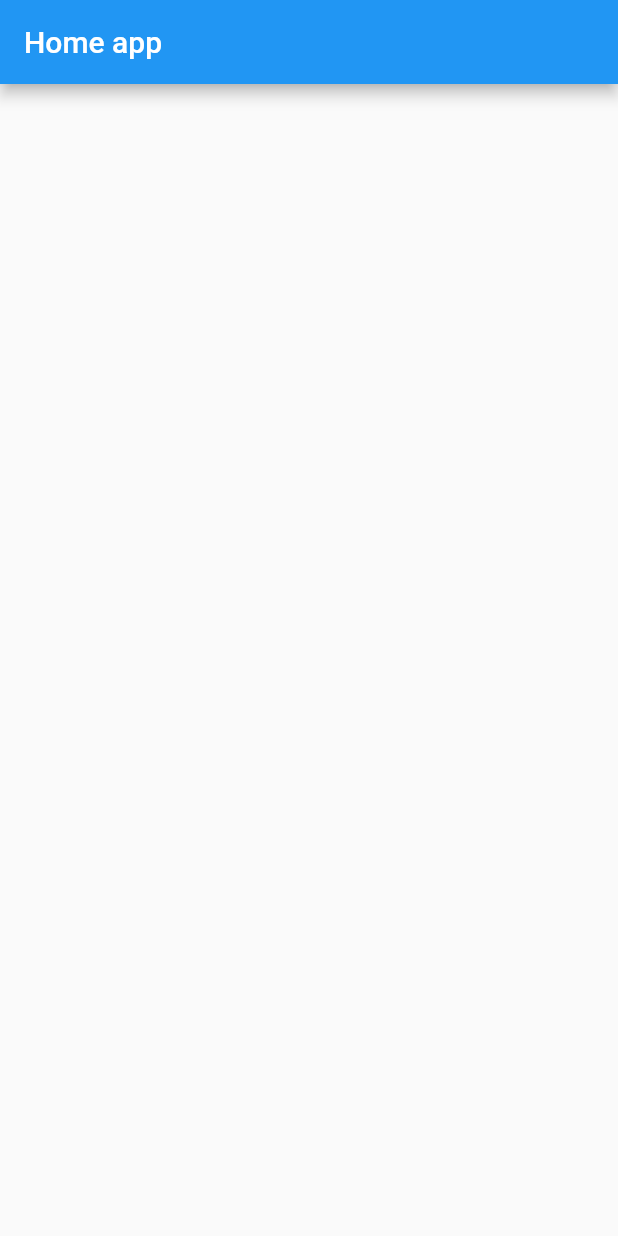
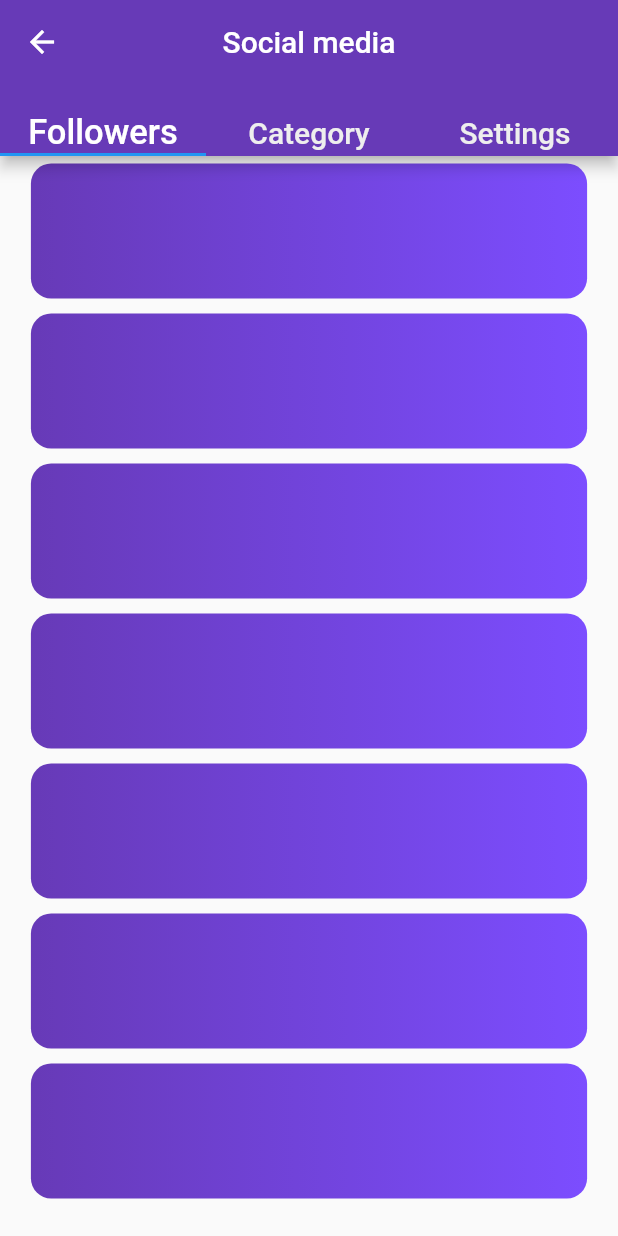
Before and after one commit to jeremiasramirez/flutter-followers-design, a Flutter app: the screen it shows after launch, on a phone screen of 412 x 824 dp. Run offline on Flutter 3.47's test engine with Material 2 defaults, Android fonts, the phone set to English and light mode, and no system bars; our stand-ins replace animate_do.

Commit message:
agredo de pagina para followowers

```diff
--- a/lib/pages/home.page.dart
+++ b/lib/pages/home.page.dart
@@ -1,4 +1,5 @@
 import 'package:flutter/material.dart';
+import 'package:flutter_follower_card/widgets/followers.widget.dart';
 
 class HomePage extends StatefulWidget {
   HomePageState createState() => new HomePageState();
@@ -7,7 +8,39 @@ class HomePage extends StatefulWidget {
 class HomePageState extends State<HomePage> {
   Widget build(context) {
     return MaterialApp(
-        debugShowCheckedModeBanner: false,
-        home: Scaffold(appBar: AppBar(title: Text("Home app"))));
+      debugShowCheckedModeBanner: false,
+      home: DefaultTabController(
+        length: 3,
+        child: Scaffold(
+          appBar: AppBar(
+            centerTitle: true,
+            title: Text("Social media"),
+            backgroundColor: Colors.deepPurple,
+            leading: FlatButton(
+                onPressed: () {},
+                child: Icon(Icons.arrow_back, color: Colors.white)),
+            bottom: TabBar(
+              tabs: [
+                Text(
+                  "Followers",
+                  style: TextStyle(fontSize: 23, color: Colors.white),
+                ),
+                Text(
+                  "Category",
+                  style: TextStyle(fontSize: 20, color: Colors.grey[200]),
+                ),
+                Text(
+                  "Settings",
+                  style: TextStyle(fontSize: 20, color: Colors.grey[200]),
+                )
+              ],
+            ),
+          ),
+          body: TabBarView(
+            children: [Followers(), Text("Dato 2"), Text("Dato 3")],
+          ),
+        ),
+      ),
+    );
   }
 }
--- /dev/null
+++ b/lib/widgets/followers.widget.dart
@@ -0,0 +1,34 @@
+import 'package:flutter/material.dart';
+
+class Followers extends StatefulWidget {
+  FollowersState createState() => new FollowersState();
+}
+
+class FollowersState extends State<Followers> {
+  Widget build(context) {
+    return ListView(physics: BouncingScrollPhysics(), children: [
+      this.follower("First", 1),
+      this.follower("First", 1),
+      this.follower("First", 1),
+      this.follower("First", 1),
+      this.follower("First", 1),
+      this.follower("First", 1),
+      this.follower("First", 1),
+    ]);
+  }
+
+  Widget follower(String name, int ranking) {
+    return Transform.scale(
+        scale: .9,
+        child: Container(
+          width: 310,
+          height: 100,
+          decoration: BoxDecoration(
+              gradient: LinearGradient(
+                  colors: [Colors.deepPurple, Colors.deepPurpleAccent]),
+              borderRadius: BorderRadius.circular(15),
+              color: Colors.amber),
+          // child: Column(children: [])
+        ));
+  }
+}
```
